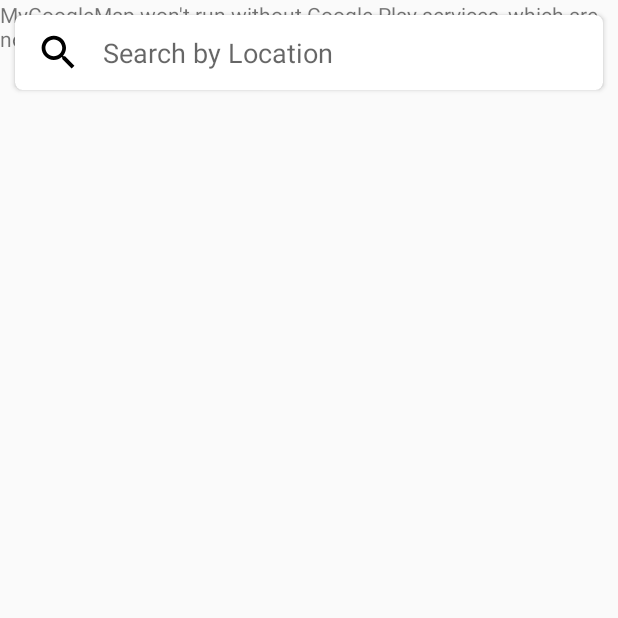
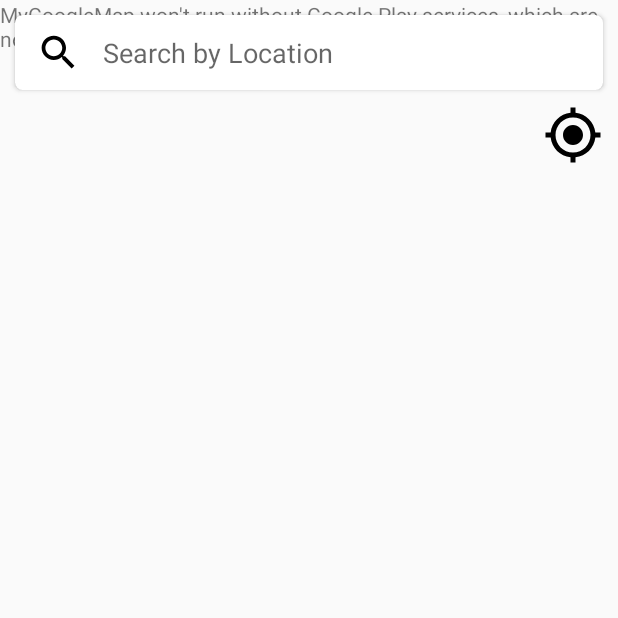
Before and after one commit to ImtiazDipto01/android-mygooglemap, an Android app: the MyMapActivity screen opened directly, with no data from a screen before it, on a phone screen of 412 x 824 dp, the top half of it. Run offline under Robolectric (Android 15) with nearby library versions, the phone set to English and light mode, and no system bars; our stand-ins replace ButterKnife.

Commit message:
ADD- getting back into my current location added and design updated

```diff
--- a/app/src/main/java/com/example/dipto/mygooglemap/MyMapActivity.java
+++ b/app/src/main/java/com/example/dipto/mygooglemap/MyMapActivity.java
@@ -12,7 +12,9 @@ import android.support.v7.app.AppCompatActivity;
 import android.text.Editable;
 import android.text.TextWatcher;
 import android.util.Log;
+import android.view.View;
 import android.widget.EditText;
+import android.widget.ImageView;
 
 import com.google.android.gms.location.FusedLocationProviderClient;
 import com.google.android.gms.location.LocationServices;
@@ -31,11 +33,14 @@ import java.util.List;
 
 import butterknife.BindView;
 import butterknife.ButterKnife;
+import butterknife.OnClick;
 
 public class MyMapActivity extends AppCompatActivity implements OnMapReadyCallback {
 
     @BindView(R.id.etSearchLocation)
     EditText etSearchLocation;
+    @BindView(R.id.ivLocateMe)
+    ImageView ivLocateMe;
 
     public static final float DEFAULT_ZOOM = 15f;
     private static final String TAG = "MyMapActivity";
@@ -61,8 +66,8 @@ public class MyMapActivity extends AppCompatActivity implements OnMapReadyCallba
 
             @Override
             public void onTextChanged(CharSequence s, int start, int before, int count) {
-                String serachKey = s.toString() ;
-                if(serachKey.length() > 2){
+                String serachKey = s.toString();
+                if (serachKey.length() > 2) {
                     geoLocating(serachKey);
                 }
             }
@@ -76,20 +81,19 @@ public class MyMapActivity extends AppCompatActivity implements OnMapReadyCallba
 
 
     // geoLocating method helps to get the searchResult for Location
-    private void geoLocating(String searchStr){
-        Geocoder geocoder = new Geocoder(MyMapActivity.this) ;
-        List<Address> list = new ArrayList<>() ;
-        try{
+    private void geoLocating(String searchStr) {
+        Geocoder geocoder = new Geocoder(MyMapActivity.this);
+        List<Address> list = new ArrayList<>();
+        try {
             list = geocoder.getFromLocationName(searchStr, 1);
-        }
-        catch (IOException e){
-            Log.e(TAG, "geoLocating IOException: "+e);
+        } catch (IOException e) {
+            Log.e(TAG, "geoLocating IOException: " + e);
         }
 
-        if(list.size() > 0){
+        if (list.size() > 0) {
             Address address = list.get(0);
-            Log.e(TAG, "geoLocating Address: "+address.toString());
-            if(searchStr.contains(".")){
+            Log.e(TAG, "geoLocating Address: " + address.toString());
+            if (searchStr.contains(".")) {
                 moveCamera(new LatLng(address.getLatitude(), address.getLongitude()), DEFAULT_ZOOM, address.getAddressLine(0));
             }
         }
@@ -129,7 +133,7 @@ public class MyMapActivity extends AppCompatActivity implements OnMapReadyCallba
         Log.d(TAG, "moveCamera : moving the camera to, lat: " + latLng.latitude + " lng:" + latLng.longitude);
         myMap.moveCamera(CameraUpdateFactory.newLatLngZoom(latLng, zoom));
 
-        if(!title.equals("My Location")){
+        if (!title.equals("My Location")) {
             MarkerOptions options = new MarkerOptions()
                     .position(latLng)
                     .title(title);
@@ -149,4 +153,14 @@ public class MyMapActivity extends AppCompatActivity implements OnMapReadyCallba
         myMap.setMyLocationEnabled(true);
         myMap.getUiSettings().setMyLocationButtonEnabled(false);
     }
+
+    @OnClick({R.id.ivLocateMe})
+    public void onViewClicked(View view) {
+        switch (view.getId()) {
+            case R.id.ivLocateMe:{
+                getDeviceLocation();
+                break;
+            }
+        }
+    }
 }
--- /dev/null
+++ b/app/src/main/res/drawable/ic_my_location.xml
@@ -0,0 +1,4 @@
+<vector android:height="256dp" android:viewportHeight="24.0"
+    android:viewportWidth="24.0" android:width="256dp" xmlns:android="http://schemas.android.com/apk/res/android">
+    <path android:fillColor="#FF000000" android:pathData="M12,8c-2.21,0 -4,1.79 -4,4s1.79,4 4,4 4,-1.79 4,-4 -1.79,-4 -4,-4zM20.94,11c-0.46,-4.17 -3.77,-7.48 -7.94,-7.94L13,1h-2v2.06C6.83,3.52 3.52,6.83 3.06,11L1,11v2h2.06c0.46,4.17 3.77,7.48 7.94,7.94L11,23h2v-2.06c4.17,-0.46 7.48,-3.77 7.94,-7.94L23,13v-2h-2.06zM12,19c-3.87,0 -7,-3.13 -7,-7s3.13,-7 7,-7 7,3.13 7,7 -3.13,7 -7,7z"/>
+</vector>
--- a/app/src/main/res/layout/activity_my_map.xml
+++ b/app/src/main/res/layout/activity_my_map.xml
@@ -7,6 +7,7 @@
     tools:context=".MyMapActivity">
 
     <android.support.v7.widget.CardView
+        android:id="@+id/cvSearchlayout"
         android:layout_width="match_parent"
         android:layout_height="50dp"
         android:layout_marginLeft="10dp"
@@ -61,4 +62,14 @@
         android:name="com.google.android.gms.maps.SupportMapFragment" />
 
 
+    <ImageView
+        android:id="@+id/ivLocateMe"
+        android:layout_width="40dp"
+        android:layout_height="40dp"
+        android:src="@drawable/ic_my_location"
+        android:layout_below="@+id/cvSearchlayout"
+        android:layout_alignParentRight="true"
+        android:layout_marginTop="10dp"
+        android:layout_marginRight="10dp"/>
+
 </RelativeLayout>
```
